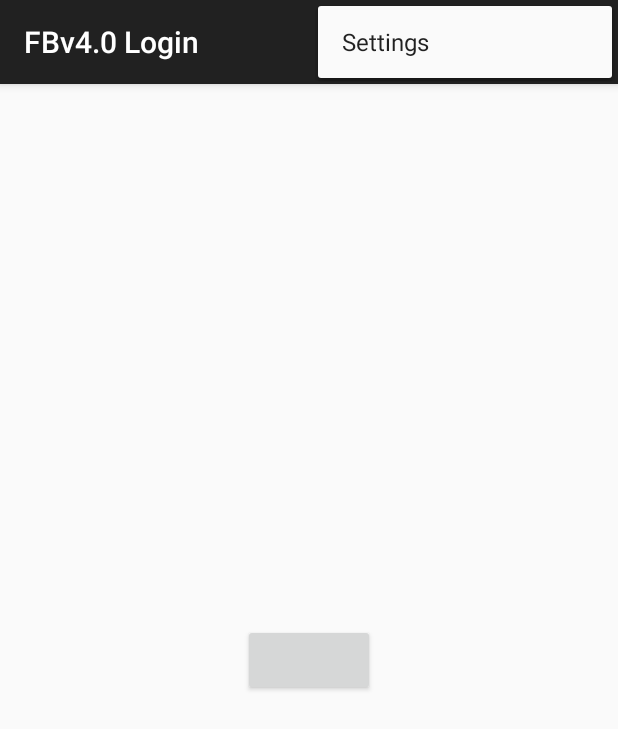
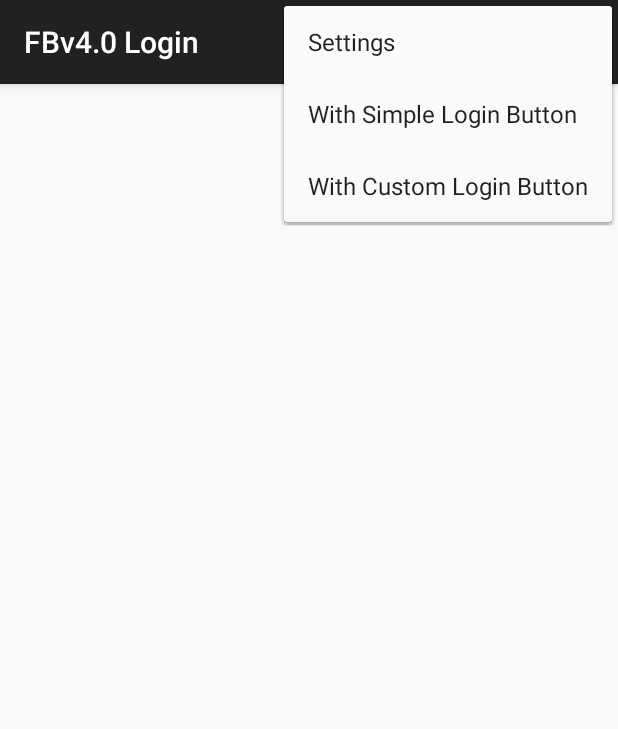
Before and after one commit to slidenerd/FaceBookv4.0HelloWorld, an Android app: the screen it shows after launch (MainActivity), with the options menu open, on a phone screen of 412 x 824 dp. Shown: the top 729 px of the screen. Run offline under Robolectric (Android 15) with nearby library versions, the phone set to English and light mode, and no system bars; libraries missing offline, so code that uses them is left out: com.facebook; plain views replace LoginButton; 1 statement that could not run was skipped.

Commit message:
added custom login button, still working to add icons to it

```diff
--- a/app/src/main/java/vivz/slidenerd/facebookv40helloworld/FragmentWithLoginButton.java
+++ b/app/src/main/java/vivz/slidenerd/facebookv40helloworld/FragmentSimpleLoginButton.java
@@ -14,7 +14,6 @@ import com.facebook.AccessTokenTracker;
 import com.facebook.CallbackManager;
 import com.facebook.FacebookCallback;
 import com.facebook.FacebookException;
-import com.facebook.FacebookSdk;
 import com.facebook.Profile;
 import com.facebook.ProfileTracker;
 import com.facebook.login.LoginResult;
@@ -24,7 +23,7 @@ import com.facebook.login.widget.LoginButton;
 /**
  * A placeholder fragment containing a simple view.
  */
-public class FragmentWithLoginButton extends Fragment {
+public class FragmentSimpleLoginButton extends Fragment {
 
     private TextView mTextDetails;
     private CallbackManager mCallbackManager;
@@ -53,13 +52,13 @@ public class FragmentWithLoginButton extends Fragment {
     };
 
 
-    public FragmentWithLoginButton() {
+    public FragmentSimpleLoginButton() {
     }
 
     @Override
     public void onCreate(Bundle savedInstanceState) {
         super.onCreate(savedInstanceState);
-        FacebookSdk.sdkInitialize(getActivity());
+
         mCallbackManager = CallbackManager.Factory.create();
         setupTokenTracker();
         setupProfileTracker();
@@ -72,7 +71,7 @@ public class FragmentWithLoginButton extends Fragment {
     @Override
     public View onCreateView(LayoutInflater inflater, ViewGroup container,
                              Bundle savedInstanceState) {
-        return inflater.inflate(R.layout.fragment_with_login_button, container, false);
+        return inflater.inflate(R.layout.fragment_simple_login_button, container, false);
     }
 
     @Override
--- a/app/src/main/res/layout/activity_main.xml
+++ b/app/src/main/res/layout/activity_main.xml
@@ -1,5 +1,7 @@
-<fragment xmlns:android="http://schemas.android.com/apk/res/android"
-    xmlns:tools="http://schemas.android.com/tools" android:id="@+id/fragment"
-    android:name="vivz.slidenerd.facebookv40helloworld.FragmentWithLoginButton"
-    tools:layout="@layout/fragment_with_login_button" android:layout_width="match_parent"
-    android:layout_height="match_parent" />
+<FrameLayout xmlns:android="http://schemas.android.com/apk/res/android"
+    xmlns:tools="http://schemas.android.com/tools"
+    tools:layout="@layout/fragment_simple_login_button"
+    android:layout_width="match_parent"
+    android:layout_height="match_parent">
+
+</FrameLayout>
--- a/app/src/main/res/menu/menu_main.xml
+++ b/app/src/main/res/menu/menu_main.xml
@@ -1,6 +1,20 @@
 <menu xmlns:android="http://schemas.android.com/apk/res/android"
     xmlns:app="http://schemas.android.com/apk/res-auto"
-    xmlns:tools="http://schemas.android.com/tools" tools:context=".MainActivity">
-    <item android:id="@+id/action_settings" android:title="@string/action_settings"
-        android:orderInCategory="100" app:showAsAction="never" />
+    xmlns:tools="http://schemas.android.com/tools"
+    tools:context=".MainActivity">
+    <item
+        android:id="@+id/action_settings"
+        android:title="@string/action_settings"
+        android:orderInCategory="100"
+        app:showAsAction="never" />
+    <item
+        android:id="@+id/action_simple_login"
+        android:title="@string/action_simple_login"
+        android:orderInCategory="101"
+        app:showAsAction="never" />
+    <item
+        android:id="@+id/action_custom_login"
+        android:title="@string/action_custom_login"
+        android:orderInCategory="102"
+        app:showAsAction="never" />
 </menu>
--- a/app/src/main/res/values/fb_app_id.xml
+++ b/app/src/main/res/values/fb_app_id.xml
@@ -1,4 +1,4 @@
 <?xml version="1.0" encoding="utf-8"?>
 <resources>
-    <string name="app_id"><!-- your app id --></string>
+    <string name="app_id">397093353796940</string>
 </resources>
--- a/app/src/main/res/values/strings.xml
+++ b/app/src/main/res/values/strings.xml
@@ -2,4 +2,10 @@
     <string name="app_name">FBv4.0 Login</string>
     <string name="hello_world">Hello world!</string>
     <string name="action_settings">Settings</string>
+    <string name="action_simple_login">With Simple Login Button</string>
+    <string name="action_custom_login">With Custom Login Button</string>
+
+    <!--    <string name="com_facebook_loginview_log_in_button_long">Login</string>
+        <string name="com_facebook_loginview_log_out_button">Logout</string>
+        <string name="com_facebook_loginview_log_in_button">Login</string>-->
 </resources>
```
Also changed, not shown: app/src/main/java/vivz/slidenerd/facebookv40helloworld/FragmentCustomLoginButton.java (added, +146 -0 lines), app/src/main/java/vivz/slidenerd/facebookv40helloworld/MainActivity.java (+39 -1 lines), app/src/main/java/vivz/slidenerd/facebookv40helloworld/MyApplication.java (+3 -4 lines), app/src/main/res/layout/fragment_custom_login_button.xml (added, +28 -0 lines), app/src/main/res/layout/fragment_simple_login_button.xml (renamed from app/src/main/res/layout/fragment_with_login_button.xml).
